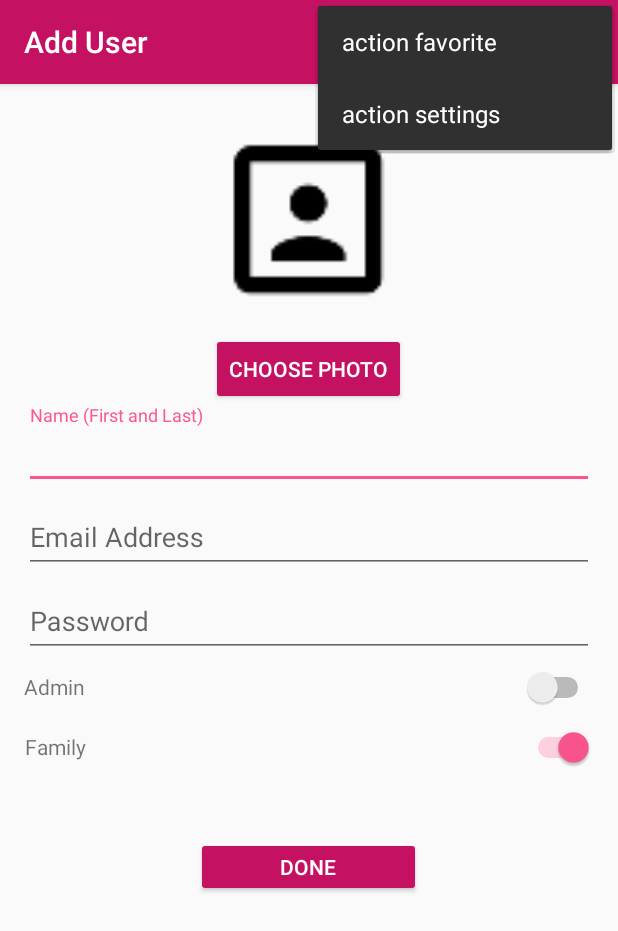
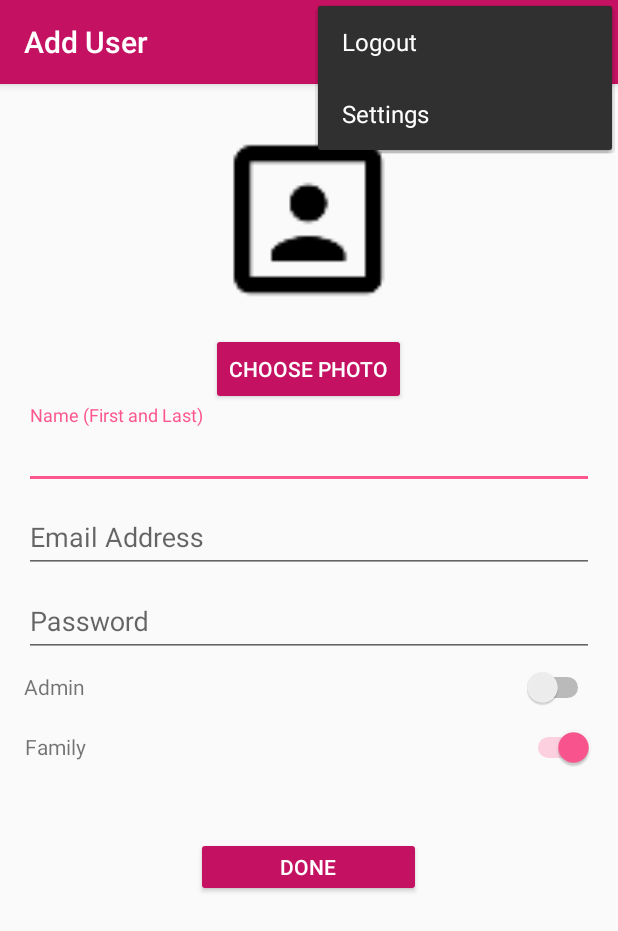
Before and after one commit to VictoriaWeaver/Senior-Project-App, an Android app: the AddEditUserActivity screen opened directly, with no data from a screen before it, with the options menu open, on a phone screen of 412 x 824 dp. Shown: the top 931 px of the screen. Run offline under Robolectric (Android 15) with nearby library versions, the phone set to English and light mode, and no system bars.

Commit message:
Add logout button to menu

```diff
--- a/SmartSecuritySystem/app/src/main/java/vi/smartsecuritysystem/AddEditUserActivity.java
+++ b/SmartSecuritySystem/app/src/main/java/vi/smartsecuritysystem/AddEditUserActivity.java
@@ -310,9 +310,8 @@ public class AddEditUserActivity extends AppCompatActivity {
                 // User chose the "Settings" item, show the app settings UI...
                 return true;
 
-            case R.id.action_favorite:
-                // User chose the "Favorite" action, mark the current item
-                // as a favorite...
+            case R.id.action_logout:
+                startActivity(new Intent(AddEditUserActivity.this, LoginActivity.class));
                 return true;
 
             default:
--- a/SmartSecuritySystem/app/src/main/java/vi/smartsecuritysystem/ControlActivity.java
+++ b/SmartSecuritySystem/app/src/main/java/vi/smartsecuritysystem/ControlActivity.java
@@ -201,9 +201,8 @@ public class ControlActivity extends AppCompatActivity {
                 // User chose the "Settings" item, show the app settings UI...
                 return true;
 
-            case R.id.action_favorite:
-                // User chose the "Favorite" action, mark the current item
-                // as a favorite...
+            case R.id.action_logout:
+                startActivity(new Intent(ControlActivity.this, LoginActivity.class));
                 return true;
 
             default:
--- a/SmartSecuritySystem/app/src/main/java/vi/smartsecuritysystem/FamilyAccountsActivity.java
+++ b/SmartSecuritySystem/app/src/main/java/vi/smartsecuritysystem/FamilyAccountsActivity.java
@@ -79,9 +79,8 @@ public class FamilyAccountsActivity extends AppCompatActivity {
                 // User chose the "Settings" item, show the app settings UI...
                 return true;
 
-            case R.id.action_favorite:
-                // User chose the "Favorite" action, mark the current item
-                // as a favorite...
+            case R.id.action_logout:
+                startActivity(new Intent(FamilyAccountsActivity.this, LoginActivity.class));
                 return true;
 
             default:
--- a/SmartSecuritySystem/app/src/main/java/vi/smartsecuritysystem/GuestAccountsActivity.java
+++ b/SmartSecuritySystem/app/src/main/java/vi/smartsecuritysystem/GuestAccountsActivity.java
@@ -77,9 +77,8 @@ public class GuestAccountsActivity extends AppCompatActivity {
                 // User chose the "Settings" item, show the app settings UI...
                 return true;
 
-            case R.id.action_favorite:
-                // User chose the "Favorite" action, mark the current item
-                // as a favorite...
+            case R.id.action_logout:
+                startActivity(new Intent(GuestAccountsActivity.this, LoginActivity.class));
                 return true;
 
             default:
--- a/SmartSecuritySystem/app/src/main/java/vi/smartsecuritysystem/MainActivity.java
+++ b/SmartSecuritySystem/app/src/main/java/vi/smartsecuritysystem/MainActivity.java
@@ -67,9 +67,8 @@ public class MainActivity extends AppCompatActivity {
                 // User chose the "Settings" item, show the app settings UI...
                 return true;
 
-            case R.id.action_favorite:
-                // User chose the "Favorite" action, mark the current item
-                // as a favorite...
+            case R.id.action_logout:
+                startActivity(new Intent(MainActivity.this, LoginActivity.class));
                 return true;
 
             default:
--- a/SmartSecuritySystem/app/src/main/java/vi/smartsecuritysystem/UserLogsActivity.java
+++ b/SmartSecuritySystem/app/src/main/java/vi/smartsecuritysystem/UserLogsActivity.java
@@ -1,5 +1,6 @@
 package vi.smartsecuritysystem;
 
+import android.content.Intent;
 import android.os.AsyncTask;
 import android.support.v7.app.AppCompatActivity;
 import android.os.Bundle;
@@ -96,9 +97,8 @@ public class UserLogsActivity extends AppCompatActivity {
                 // User chose the "Settings" item, show the app settings UI...
                 return true;
 
-            case R.id.action_favorite:
-                // User chose the "Favorite" action, mark the current item
-                // as a favorite...
+            case R.id.action_logout:
+                startActivity(new Intent(UserLogsActivity.this, LoginActivity.class));
                 return true;
 
             default:
--- a/SmartSecuritySystem/app/src/main/res/menu/toolbar.xml
+++ b/SmartSecuritySystem/app/src/main/res/menu/toolbar.xml
@@ -4,14 +4,14 @@
 
     <!-- "Mark Favorite", should appear as action button if possible -->
     <item
-        android:id="@+id/action_favorite"
+        android:id="@+id/action_logout"
         android:icon="@mipmap/ic_favorite_black_48dp"
-        android:title="action favorite"
+        android:title="Logout"
         app:showAsAction="never"/>
 
     <!-- Settings, should always be in the overflow -->
     <item android:id="@+id/action_settings"
-        android:title="action settings"
+        android:title="Settings"
         app:showAsAction="never"/>
 
 </menu>
```
